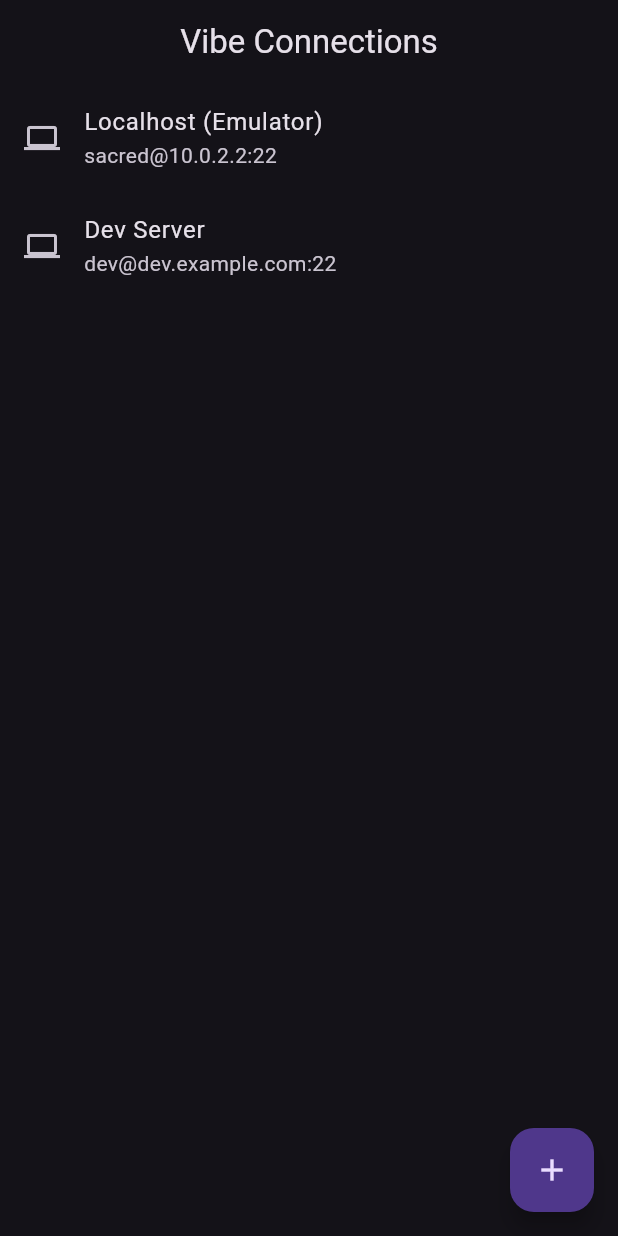
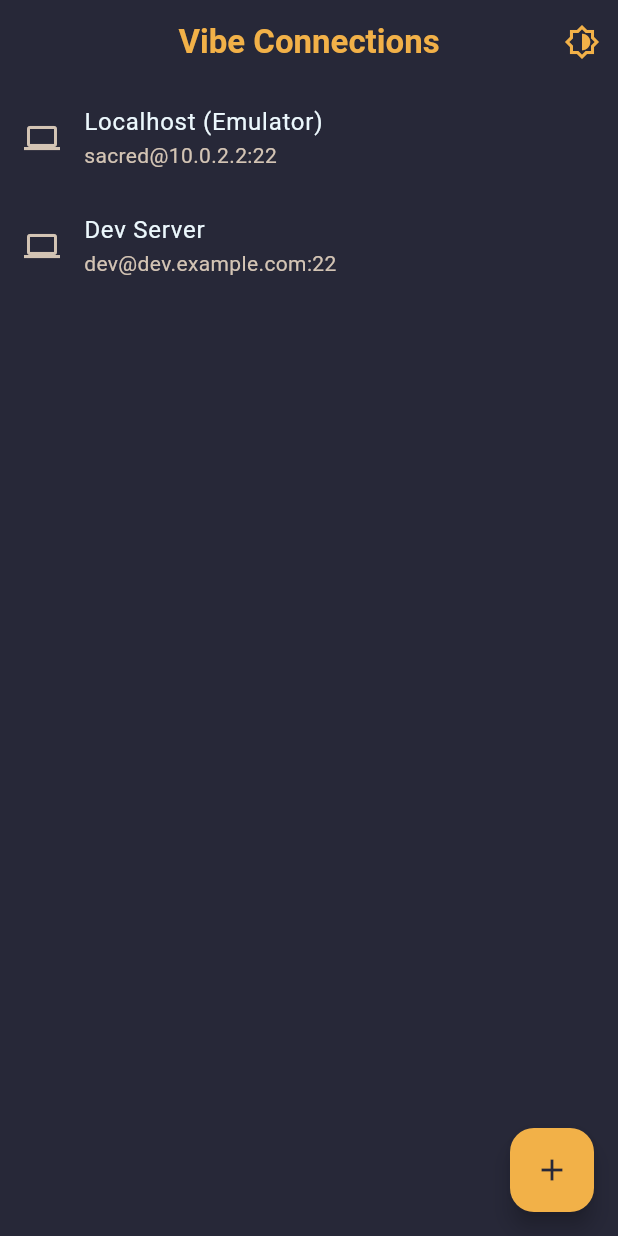
Before and after one commit to SacredNightmare99/vibe-mobile, a Flutter app: the screen it shows after launch, on a phone screen of 412 x 824 dp. Run offline on Flutter 3.47's test engine with Material 3 defaults, Android fonts, the phone set to English and light mode, and no system bars; our stand-ins replace equatable, flutter_bloc, get_it; missing offline and left inert: dartssh2, xterm.

Commit message:
some basic themeing

```diff
--- a/lib/app.dart
+++ b/lib/app.dart
@@ -1,6 +1,8 @@
 import 'package:flutter/material.dart';
 import 'package:flutter_bloc/flutter_bloc.dart';
 import 'package:vibe/core/di/injector.dart';
+import 'package:vibe/core/theme/app_theme.dart';
+import 'package:vibe/core/theme/cubit/theme_cubit.dart';
 import 'package:vibe/features/connections/presentation/bloc/connection_bloc.dart';
 import 'package:vibe/features/connections/presentation/pages/connection_page.dart';
 import 'package:vibe/features/terminal/presentation/bloc/terminal_bloc.dart';
@@ -12,14 +14,21 @@ class VibeApp extends StatelessWidget {
   Widget build(BuildContext context) {
     return MultiBlocProvider(
       providers: [
+        BlocProvider(create: (_) => ThemeCubit()),
         BlocProvider(create: (_) => sl<ConnectionBloc>()),
         BlocProvider(create: (_) => sl<TerminalBloc>()),
       ],
-      child: MaterialApp(
-        debugShowCheckedModeBanner: false,
-        title: "Vibe",
-        theme: ThemeData.dark(useMaterial3: true),
-        home: const ConnectionPage(),
+      child: BlocBuilder<ThemeCubit, ThemeMode>(
+        builder: (context, themeMode) {
+          return MaterialApp(
+            debugShowCheckedModeBanner: false,
+            title: "Vibe",
+            theme: AppTheme.lightTheme,
+            darkTheme: AppTheme.darkTheme,
+            themeMode: themeMode,
+            home: const ConnectionPage(),
+          );
+        },
       ),
     );
   }
--- /dev/null
+++ b/lib/core/theme/app_theme.dart
@@ -0,0 +1,104 @@
+import 'package:flutter/material.dart';
+
+class AppTheme {
+  const AppTheme._();
+
+  // Color Palette
+  static const Color _primaryOrange = Color(0xFFF2B148);
+  static const Color _lightBg = Color(0xFFECF8FD);
+  static const Color _secondaryGreyBlue = Color(0xFFAFCBD5);
+  static const Color _darkBg = Color(0xFF272838);
+  static const Color _tertiaryMutedRed = Color(0xFF815355);
+
+  static final ThemeData lightTheme = ThemeData(
+    useMaterial3: true,
+    brightness: Brightness.light,
+    colorScheme: ColorScheme.fromSeed(
+      seedColor: _primaryOrange,
+      brightness: Brightness.light,
+      primary: _primaryOrange,
+      secondary: _secondaryGreyBlue,
+      tertiary: _tertiaryMutedRed,
+      surface: _lightBg,
+      onPrimary: _darkBg, // Text on primary color
+      onSecondary: _darkBg,
+      onSurface: _darkBg, // Text on cards, etc.
+    ),
+    appBarTheme: const AppBarTheme(
+      backgroundColor: _primaryOrange,
+      foregroundColor: _darkBg,
+      centerTitle: true,
+    ),
+    floatingActionButtonTheme: const FloatingActionButtonThemeData(
+      backgroundColor: _primaryOrange,
+      foregroundColor: _darkBg,
+    ),
+    filledButtonTheme: FilledButtonThemeData(
+      style: FilledButton.styleFrom(
+        backgroundColor: _primaryOrange,
+        foregroundColor: _darkBg,
+      ),
+    ),
+    textTheme: const TextTheme(
+      displayLarge: TextStyle(
+        fontSize: 57.0,
+        fontWeight: FontWeight.bold,
+        color: _darkBg,
+      ),
+      titleLarge: TextStyle(
+        fontSize: 22.0,
+        fontWeight: FontWeight.bold,
+        color: _darkBg,
+      ),
+      bodyLarge: TextStyle(fontSize: 16.0, height: 1.5, color: _darkBg),
+      bodyMedium: TextStyle(fontSize: 14.0, height: 1.4, color: _darkBg),
+      labelSmall: TextStyle(fontSize: 11.0, color: Colors.black54),
+    ),
+  );
+
+  static final ThemeData darkTheme = ThemeData(
+    useMaterial3: true,
+    brightness: Brightness.dark,
+    colorScheme: ColorScheme.fromSeed(
+      seedColor: _primaryOrange,
+      brightness: Brightness.dark,
+      primary: _primaryOrange,
+      secondary: _secondaryGreyBlue,
+      tertiary: _tertiaryMutedRed,
+      surface: _darkBg,
+      onPrimary: _darkBg, // Text on primary color
+      onSecondary: _darkBg,
+      onSurface: _lightBg, // Text on cards, etc.
+    ),
+    appBarTheme: const AppBarTheme(
+      backgroundColor: _darkBg,
+      foregroundColor: _primaryOrange,
+      centerTitle: true,
+    ),
+    floatingActionButtonTheme: const FloatingActionButtonThemeData(
+      backgroundColor: _primaryOrange,
+      foregroundColor: _darkBg,
+    ),
+    filledButtonTheme: FilledButtonThemeData(
+      style: FilledButton.styleFrom(
+        backgroundColor: _primaryOrange,
+        foregroundColor: _darkBg,
+      ),
+    ),
+    textTheme: const TextTheme(
+      displayLarge: TextStyle(
+        fontSize: 57.0,
+        fontWeight: FontWeight.bold,
+        color: _lightBg,
+      ),
+      titleLarge: TextStyle(
+        fontSize: 22.0,
+        fontWeight: FontWeight.bold,
+        color: _lightBg,
+      ),
+      bodyLarge: TextStyle(fontSize: 16.0, height: 1.5, color: _lightBg),
+      bodyMedium: TextStyle(fontSize: 14.0, height: 1.4, color: _lightBg),
+      labelSmall: TextStyle(fontSize: 11.0, color: Colors.white70),
+    ),
+  );
+}
--- /dev/null
+++ b/lib/core/theme/cubit/theme_cubit.dart
@@ -0,0 +1,11 @@
+import 'package:flutter/material.dart';
+import 'package:flutter_bloc/flutter_bloc.dart';
+
+class ThemeCubit extends Cubit<ThemeMode> {
+  // Set the initial theme to dark
+  ThemeCubit() : super(ThemeMode.dark);
+
+  void toggleTheme() {
+    emit(state == ThemeMode.dark ? ThemeMode.light : ThemeMode.dark);
+  }
+}
--- a/lib/features/connections/presentation/pages/connection_page.dart
+++ b/lib/features/connections/presentation/pages/connection_page.dart
@@ -1,5 +1,6 @@
 import 'package:flutter/material.dart' hide ConnectionState;
 import 'package:flutter_bloc/flutter_bloc.dart';
+import 'package:vibe/core/theme/cubit/theme_cubit.dart';
 import 'package:vibe/features/connections/presentation/bloc/connection_bloc.dart';
 import 'package:vibe/features/connections/presentation/widgets/add_connection_dialog.dart';
 import 'package:vibe/features/connections/presentation/widgets/connection_list.dart';
@@ -24,7 +25,19 @@ class _ConnectionPageState extends State<ConnectionPage> {
   @override
   Widget build(BuildContext context) {
     return Scaffold(
-      appBar: AppBar(title: const Text("Vibe Connections"), centerTitle: true),
+      appBar: AppBar(
+        title: const Text("Vibe Connections"),
+        centerTitle: true,
+        actions: [
+          IconButton(
+            onPressed: () {
+              context.read<ThemeCubit>().toggleTheme();
+            },
+            icon: Icon(Icons.brightness_6_outlined),
+            tooltip: 'Toggle Theme',
+          ),
+        ],
+      ),
       body: BlocConsumer<ConnectionBloc, ConnectionState>(
         listener: (context, state) {
           if (state is ConnectionSuccess) {
```
